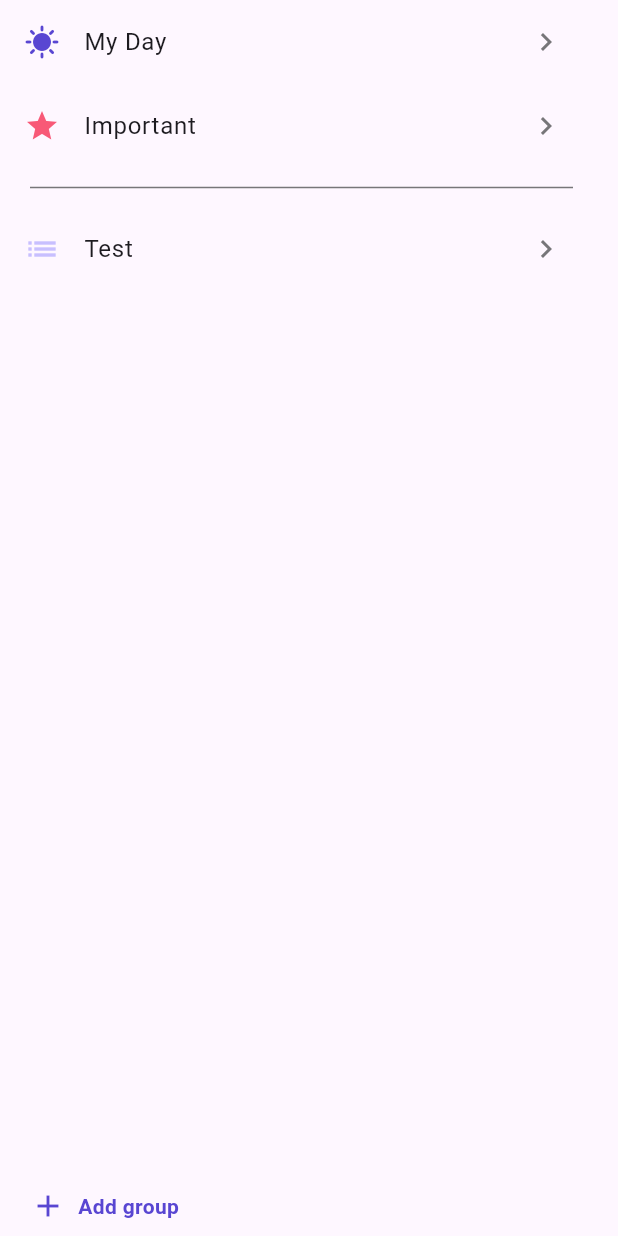
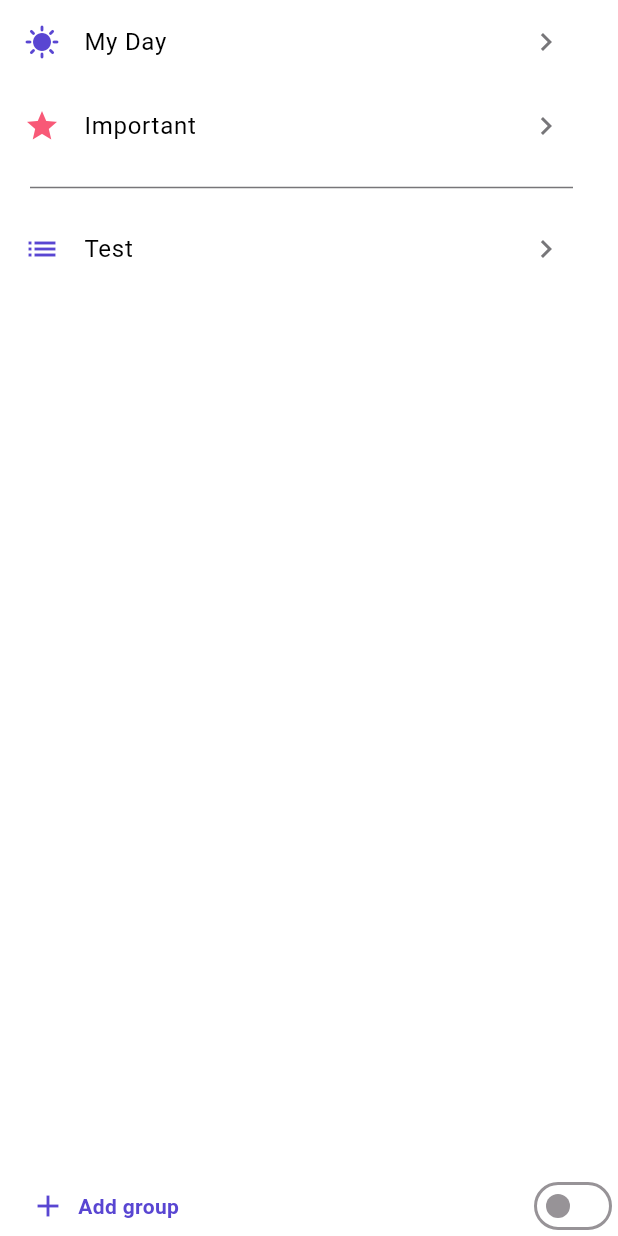
Before and after one commit to weluid/Todo-App, a Flutter app: the screen it shows after launch, on a phone screen of 412 x 824 dp. Run offline on Flutter 3.47's test engine with Material 2 defaults, Android fonts, the phone set to English and light mode, and no system bars; our stand-ins replace bloc, flutter_bloc, flutter_slidable; generated files the repository leaves out were written again.

Commit message:
bloc Theme

```diff
--- /dev/null
+++ b/lib/bloc/theme_bloc/theme_bloc.dart
@@ -0,0 +1,15 @@
+import 'package:bloc/bloc.dart';
+import 'package:flutter/material.dart';
+import 'package:meta/meta.dart';
+
+part 'theme_event.dart';
+
+class ThemeBloc extends Bloc<ThemeEvent, ThemeMode> {
+  ThemeBloc() : super(ThemeMode.light) {
+
+    on<ThemeChanged>((event, emit) {
+      emit(event.isDark ? ThemeMode.dark : ThemeMode.light);
+    });
+
+  }
+}
--- /dev/null
+++ b/lib/bloc/theme_bloc/theme_event.dart
@@ -0,0 +1,10 @@
+part of 'theme_bloc.dart';
+
+@immutable
+abstract class ThemeEvent {}
+
+class ThemeChanged extends ThemeEvent {
+  final bool isDark;
+
+  ThemeChanged(this.isDark);
+}
--- a/lib/components/bottom_button.dart
+++ b/lib/components/bottom_button.dart
@@ -1,5 +1,4 @@
 import 'package:flutter/material.dart';
-import 'package:todo/utilities/constants.dart';
 
 class MyBottomButton extends StatelessWidget {
   final String text;
@@ -23,11 +22,11 @@ class MyBottomButton extends StatelessWidget {
           alignment: Alignment.bottomLeft,
           child: Row(
             children: [
-              Icon(icon, color: ColorSelect.primaryColor),
+              Icon(icon, color: Theme.of(context).colorScheme.outlineVariant),
               const SizedBox(width: 8),
               Text(
                 text,
-                style: TextStyle(color: ColorSelect.primaryColor, fontSize: 14, fontWeight: FontWeight.bold),
+                style: TextStyle(color: Theme.of(context).colorScheme.outlineVariant, fontSize: 14, fontWeight: FontWeight.bold),
               ),
             ],
           ),
--- a/lib/components/delete_dialog.dart
+++ b/lib/components/delete_dialog.dart
@@ -15,6 +15,7 @@ class DeletedDialog extends StatelessWidget {
   @override
   Widget build(BuildContext context) {
     return AlertDialog(
+      surfaceTintColor:  Theme.of(context).colorScheme.background,
       title: Text(
         AppLocalizations.of(context).youSure,
         style: const TextStyle(fontSize: 22),
@@ -27,7 +28,7 @@ class DeletedDialog extends StatelessWidget {
           },
           child: Text(
             AppLocalizations.of(context).cancel,
-            style: TextStyle(color: ColorSelect.primaryColor, fontWeight: FontWeight.w500),
+            style: TextStyle(color: Theme.of(context).colorScheme.outlineVariant, fontWeight: FontWeight.w500),
           ),
         ),
         const SizedBox(width: 10),
--- a/lib/components/group_tile.dart
+++ b/lib/components/group_tile.dart
@@ -15,7 +15,7 @@ class GroupTile extends StatelessWidget {
       leading: iconValue ??
           Icon(
             Icons.list,
-            color: ColorSelect.primaryLightColor,
+            color: Theme.of(context).colorScheme.outlineVariant,
           ),
       title: Text(listName),
       trailing: IconButton(
--- a/lib/main.dart
+++ b/lib/main.dart
@@ -1,13 +1,15 @@
 import 'package:flutter/material.dart';
 import 'package:flutter_bloc/flutter_bloc.dart';
 import 'package:flutter_localizations/flutter_localizations.dart';
+import 'package:todo/bloc/theme_bloc/theme_bloc.dart';
 import 'package:todo/repository/database/cache_manager.dart';
 import 'package:todo/repository/todo_repository.dart';
 import 'package:todo/screens/home_screen.dart';
-import 'package:todo/screens/splash_screen.dart';
+
 import 'package:flutter_gen/gen_l10n/app_localizations.dart';
-import 'package:todo/theme/dark_theme.dart';
-import 'package:todo/theme/light_theme.dart';
+import 'package:todo/theme/theme.dart';
+
+
 
 void main() {
   runApp(const MyApp());
@@ -18,12 +20,17 @@ class MyApp extends StatelessWidget {
 
   @override
   Widget build(BuildContext context) {
-    return RepositoryProvider(
+    return BlocProvider<ThemeBloc>(
+      create: (context) => ThemeBloc(),
+      child: RepositoryProvider(
         create: (context) => ToDoRepository.getInstance(CacheManager()),
-      child: MaterialApp(
+        child: BlocBuilder<ThemeBloc, ThemeMode>(
+          builder: (context, state) {
+            return MaterialApp(
               debugShowCheckedModeBanner: false,
               title: 'Flutter Demo',
               theme: lightTheme,
+              themeMode: state,
               darkTheme: darkTheme,
               localizationsDelegates: const [
                 AppLocalizations.delegate,
@@ -37,49 +44,8 @@ class MyApp extends StatelessWidget {
                 Locale('uk'), // Spanish
               ],
               home: const HomeScreen(),
-      ),
-    );
-  }
-}
-
-class StartPage extends StatefulWidget {
-  const StartPage({Key? key}) : super(key: key);
-
-  @override
-  State<StartPage> createState() => _StartPageState();
-}
-
-class _StartPageState extends State<StartPage> {
-  @override
-  Widget build(BuildContext context) {
-    return Scaffold(
-      body: Center(
-        child: Column(
-          mainAxisAlignment: MainAxisAlignment.center,
-          children: [
-            TextButton(
-              onPressed: () {
-                Navigator.push(
-                  context,
-                  MaterialPageRoute(
-                    builder: (context) => const SplashScreen(),
-                  ),
             );
           },
-              child: const Text('Splash Screen'),
-            ),
-            TextButton(
-              onPressed: () {
-                Navigator.push(
-                  context,
-                  MaterialPageRoute(
-                    builder: (context) => const HomeScreen(),
-                  ),
-                );
-              },
-              child: const Text('Home Screen'),
-            ),
-          ],
         ),
       ),
     );
--- a/lib/screens/home_screen.dart
+++ b/lib/screens/home_screen.dart
@@ -3,10 +3,11 @@ import 'dart:async';
 import 'package:flutter/material.dart';
 import 'package:flutter_bloc/flutter_bloc.dart';
 import 'package:todo/bloc/group_bloc/group_bloc.dart';
+import 'package:todo/bloc/theme_bloc/theme_bloc.dart';
 import 'package:todo/components/bottom_button.dart';
 import 'package:todo/components/group_tile.dart';
-import 'package:todo/main.dart';
 import 'package:todo/repository/todo_repository.dart';
+import 'package:todo/screens/splash_screen.dart';
 import 'package:todo/screens/task_screen.dart';
 import 'package:todo/utilities/constants.dart';
 import 'package:flutter_gen/gen_l10n/app_localizations.dart';
@@ -35,7 +36,7 @@ class _HomeScreenState extends State<HomeScreen> {
           if (state is InitializationApp) {
             return _buildParentWidget(context, state, bloc);
           } else {
-            return const StartPage();
+            return const SplashScreen();
           }
         },
       ),
@@ -94,7 +95,9 @@ class _HomeScreenState extends State<HomeScreen> {
         ),
         bottomNavigationBar: SizedBox(
           height: 40,
-          child: Center(
+          child: Row(
+            children: [
+              Center(
                 child: MyBottomButton(
                   text: AppLocalizations.of(context).addGroup,
                   icon: Icons.add,
@@ -110,6 +113,16 @@ class _HomeScreenState extends State<HomeScreen> {
                     debugPrint('Group name: $groupName'); //test city
                   },
                 ),
+              ),
+              const Spacer(),
+              Switch(
+                focusColor: Colors.white,
+                value: context.read<ThemeBloc>().state == ThemeMode.dark,
+                onChanged: (value) {
+                  context.read<ThemeBloc>().add(ThemeChanged(value));
+                },
+              )
+            ],
           ),
         ));
   }
@@ -140,6 +153,8 @@ class _HomeScreenState extends State<HomeScreen> {
         builder: (context) {
           String inputText = AppLocalizations.of(context).initialValue;
           return AlertDialog(
+            surfaceTintColor:  Theme.of(context).colorScheme.background,
+
             title: Text(AppLocalizations.of(context).newList),
             content: Form(
               key: formKey,
@@ -165,7 +180,7 @@ class _HomeScreenState extends State<HomeScreen> {
                   GestureDetector(
                     child: Text(
                       AppLocalizations.of(context).cancel,
-                      style: TextStyle(color: ColorSelect.primaryColor),
+                      style: TextStyle(color: Theme.of(context).colorScheme.outlineVariant),
                     ),
                     onTap: () {
                       Navigator.pop(context);
@@ -185,7 +200,7 @@ class _HomeScreenState extends State<HomeScreen> {
                       height: 40,
                       decoration: BoxDecoration(
                         borderRadius: const BorderRadius.all(Radius.circular(20)),
-                        color: ColorSelect.primaryColor,
+                        color: Theme.of(context).colorScheme.outlineVariant,
                       ),
                       child: Row(
                         mainAxisAlignment: MainAxisAlignment.center,
--- a/lib/screens/task_screen.dart
+++ b/lib/screens/task_screen.dart
@@ -284,6 +284,7 @@ class _TaskScreenState extends State<TaskScreen> {
         context: context,
         builder: (context) {
           return AlertDialog(
+            surfaceTintColor:  Theme.of(context).colorScheme.background,
             title: Text(
               AppLocalizations.of(context).renameGroup,
               style: const TextStyle(fontSize: 22),
@@ -303,7 +304,7 @@ class _TaskScreenState extends State<TaskScreen> {
                 },
                 child: Text(
                   AppLocalizations.of(context).cancel,
-                  style: TextStyle(color: ColorSelect.primaryColor, fontWeight: FontWeight.w500),
+                  style: TextStyle(color: Theme.of(context).colorScheme.outlineVariant, fontWeight: FontWeight.w500),
                 ),
               ),
               const SizedBox(width: 10),
@@ -322,7 +323,7 @@ class _TaskScreenState extends State<TaskScreen> {
                   width: 110,
                   decoration: BoxDecoration(
                     borderRadius: BorderRadius.circular(50),
-                    color: ColorSelect.primaryColor,
+                    color: Theme.of(context).colorScheme.outlineVariant,
                   ),
                   child: Center(
                     child: Text(
--- a/lib/theme/dark_theme.dart
+++ /dev/null
@@ -1,15 +0,0 @@
-import 'package:flutter/material.dart';
-import 'package:todo/utilities/constants.dart';
-
-ThemeData darkTheme = ThemeData(
-  useMaterial3: true,
-  brightness: Brightness.dark,
-  colorScheme: ColorScheme.dark(
-    background: ColorSelect.darkGrayColor,
-    secondary: ColorSelect.darkSecondaryColor,
-    secondaryContainer: ColorSelect.darkSecondaryContainerColor,
-    outline: ColorSelect.darkSecondaryGrayColor,
-    outlineVariant: ColorSelect.outlinedPurple
-
-  )
-);
--- a/lib/theme/light_theme.dart
+++ /dev/null
@@ -1,6 +0,0 @@
-import 'package:flutter/material.dart';
-
-ThemeData lightTheme = ThemeData(
-  useMaterial3: true,
-  brightness: Brightness.light,
-);
--- /dev/null
+++ b/lib/theme/theme.dart
@@ -0,0 +1,25 @@
+import 'package:flutter/material.dart';
+import 'package:todo/utilities/constants.dart';
+
+ThemeData darkTheme = ThemeData(
+    useMaterial3: true,
+    brightness: Brightness.dark,
+    unselectedWidgetColor: ColorSelect.darkSecondaryGrayColor,
+    colorScheme: ColorScheme.dark(
+        background: ColorSelect.darkGrayColor,
+        secondary: ColorSelect.darkSecondaryColor,
+        secondaryContainer: ColorSelect.darkSecondaryContainerColor,
+        outline: ColorSelect.darkSecondaryGrayColor,
+        outlineVariant: ColorSelect.outlinedPurple,
+    ));
+
+ThemeData lightTheme = ThemeData(
+    useMaterial3: true,
+    brightness: Brightness.light,
+    unselectedWidgetColor: ColorSelect.grayColor,
+    colorScheme: ColorScheme.light(
+        background: Colors.white,
+        secondary: ColorSelect.lightPurpleBackground,
+        secondaryContainer: ColorSelect.darkPurple,
+        outline: ColorSelect.darkSecondaryGrayColor,
+        outlineVariant: ColorSelect.primaryColor));
--- a/pubspec.yaml
+++ b/pubspec.yaml
@@ -19,6 +19,8 @@ dependencies:
     sdk: flutter
   intl: any
   flutter_slidable: ^3.0.0
+  animated_theme_switcher: ^2.0.8
+
 
 dev_dependencies:
   flutter_test:
```
Also changed, not shown: lib/components/due_date_dialog.dart (+4 -3 lines), lib/screens/task_info_screen.dart (+4 -5 lines), pubspec.lock. Lines whose indentation alone changed are shown as unchanged.
